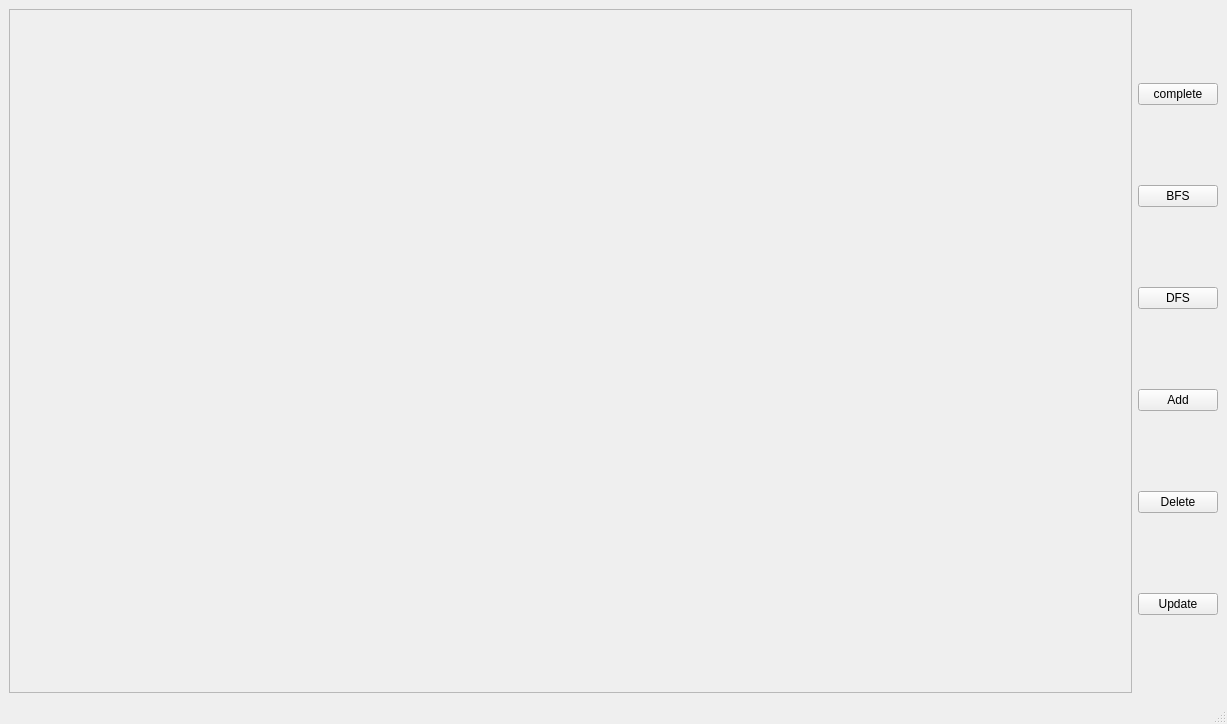
Before: the Qt Designer form src/home.ui in Ahmedwahdan2003/GuideMe, drawn with Qt 5.
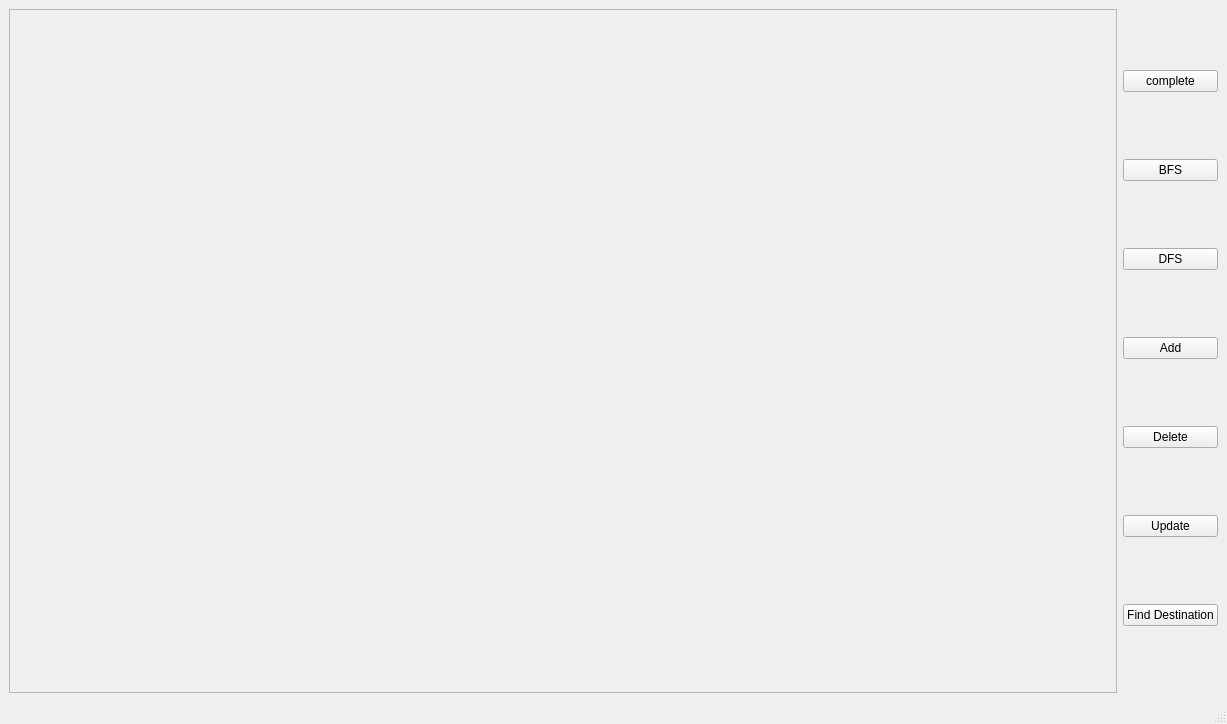
After: the same form once the commit is applied.

Diff of the .ui file:
```diff
--- a/src/home.ui
+++ b/src/home.ui
@@ -84,6 +84,13 @@
         </property>
        </widget>
       </item>
+      <item>
+       <widget class="QPushButton" name="FD_btn">
+        <property name="text">
+         <string>Find Destination</string>
+        </property>
+       </widget>
+      </item>
      </layout>
     </item>
    </layout>
```
